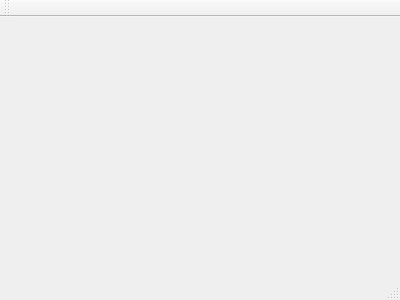
Before: the Qt Designer form mainwindow.ui in AminAbed/Project, drawn with Qt 5.
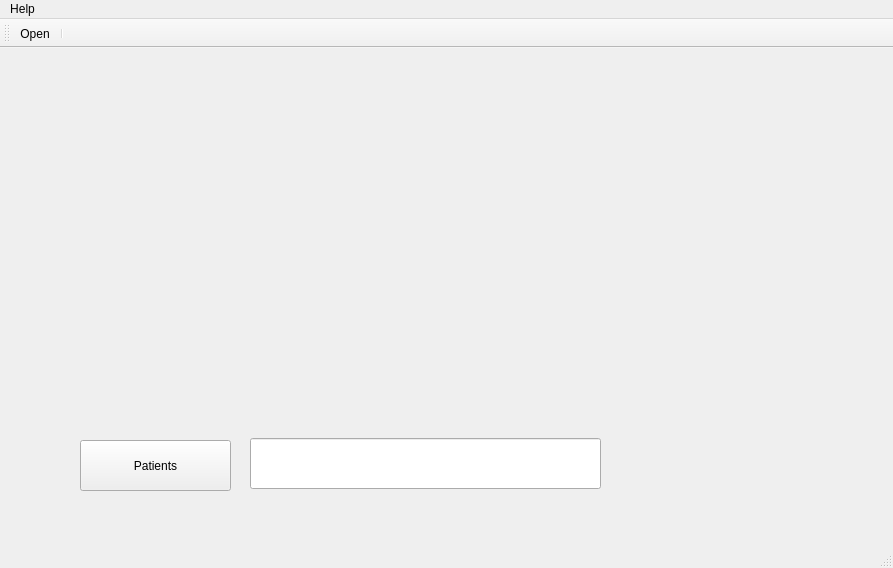
After: the same form once the commit is applied. Icons and pictures are not drawn.

Commit message: Added open button and its functionality

```diff
--- a/mainwindow.ui
+++ b/mainwindow.ui
@@ -1,24 +1,94 @@
 <ui version="4.0">
  <class>MainWindow</class>
- <widget class="QMainWindow" name="MainWindow" >
-  <property name="geometry" >
+ <widget class="QMainWindow" name="MainWindow">
+  <property name="geometry">
    <rect>
     <x>0</x>
     <y>0</y>
-    <width>400</width>
-    <height>300</height>
+    <width>893</width>
+    <height>568</height>
    </rect>
   </property>
   <property name="windowTitle" >
    <string>MainWindow</string>
   </property>
-  <widget class="QMenuBar" name="menuBar" />
-  <widget class="QToolBar" name="mainToolBar" />
-  <widget class="QWidget" name="centralWidget" />
-  <widget class="QStatusBar" name="statusBar" />
+  <widget class="QWidget" name="centralWidget">
+   <widget class="QPushButton" name="pushButton">
+    <property name="geometry">
+     <rect>
+      <x>80</x>
+      <y>392</y>
+      <width>151</width>
+      <height>51</height>
+     </rect>
+    </property>
+    <property name="text">
+     <string>Patients</string>
+    </property>
+   </widget>
+   <widget class="QLineEdit" name="lineEdit">
+    <property name="geometry">
+     <rect>
+      <x>250</x>
+      <y>390</y>
+      <width>351</width>
+      <height>51</height>
+     </rect>
+    </property>
+   </widget>
+  </widget>
+  <widget class="QMenuBar" name="menuBar">
+   <property name="geometry">
+    <rect>
+     <x>0</x>
+     <y>0</y>
+     <width>893</width>
+     <height>21</height>
+    </rect>
+   </property>
+   <widget class="QMenu" name="menuhelp">
+    <property name="title">
+     <string>Help</string>
+    </property>
+   </widget>
+   <addaction name="menuhelp"/>
+  </widget>
+  <widget class="QToolBar" name="mainToolBar">
+   <property name="sizePolicy">
+    <sizepolicy hsizetype="Preferred" vsizetype="Maximum">
+     <horstretch>0</horstretch>
+     <verstretch>0</verstretch>
+    </sizepolicy>
+   </property>
+   <attribute name="toolBarArea">
+    <enum>TopToolBarArea</enum>
+   </attribute>
+   <attribute name="toolBarBreak">
+    <bool>true</bool>
+   </attribute>
+   <addaction name="actionOpen"/>
+   <addaction name="separator"/>
+  </widget>
+  <widget class="QStatusBar" name="statusBar"/>
+  <action name="actionOpen">
+   <property name="icon">
+    <iconset resource="images.qrc">
+     <normaloff>:/images/open.jpg</normaloff>:/images/open.jpg</iconset>
+   </property>
+   <property name="text">
+    <string>Open</string>
+   </property>
+   <property name="visible">
+    <bool>true</bool>
+   </property>
+   <property name="iconVisibleInMenu">
+    <bool>true</bool>
+   </property>
+  </action>
  </widget>
- <layoutDefault spacing="6" margin="11" />
- <pixmapfunction></pixmapfunction>
- <resources/>
+ <layoutdefault spacing="6" margin="11"/>
+ <resources>
+  <include location="images.qrc"/>
+ </resources>
  <connections/>
 </ui>
```
Left out of the diff: 3 changed lines with no effect on the pictures. The commit also changes 2 other files.
